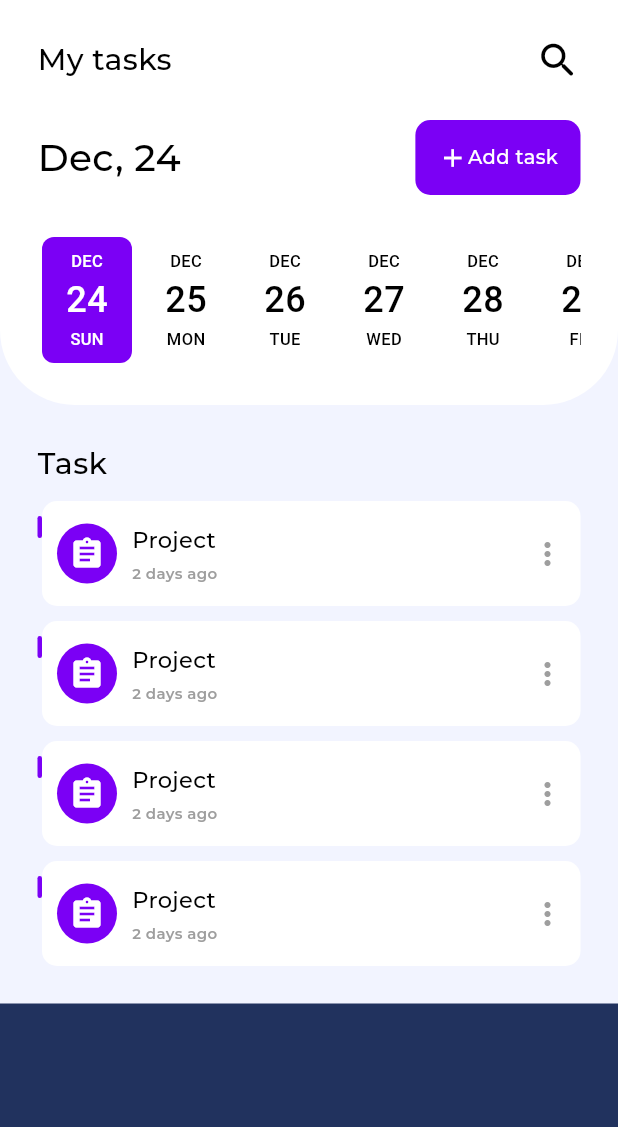
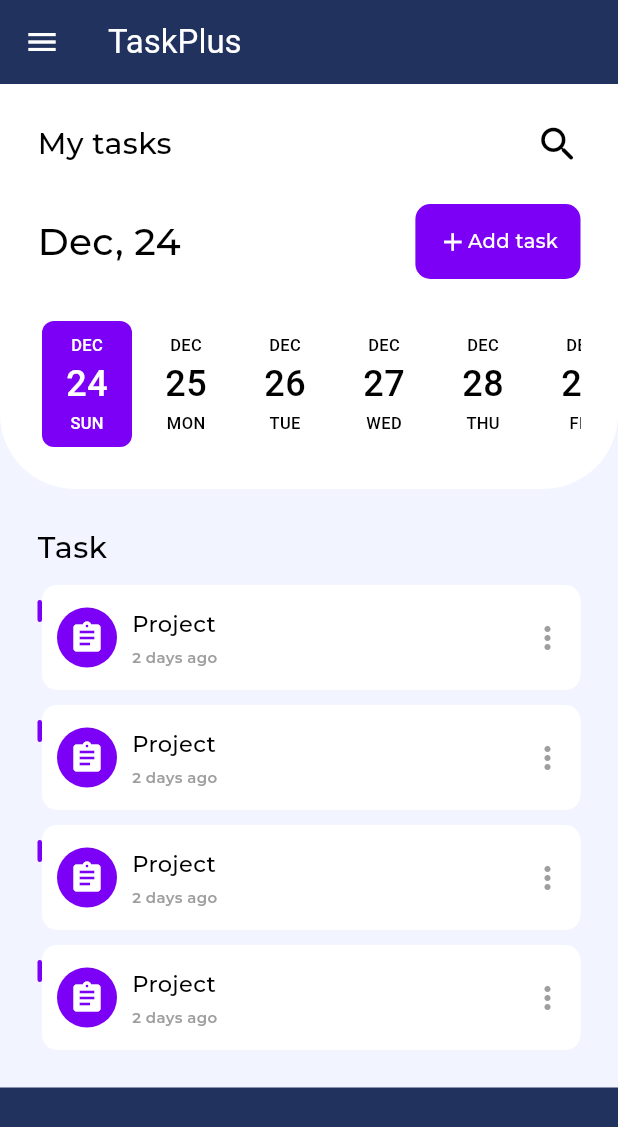
Before and after one commit to fikiap23/taskplus, a Flutter app: the NotesScreen screen opened directly, in the side drawer, after a tap on "Tasks", on a phone screen of 412 x 824 dp. Shown: the top 1127 px of the screen. Run offline on Flutter 3.47's test engine with Material 3 defaults, Android fonts, the phone set to English and light mode, and no system bars; drawn by our look-alikes of date_picker_timeline; our stand-ins replace google_fonts, image_picker.

Commit message:
add appbar

```diff
--- a/lib/screens/Notes/notesScreen.dart
+++ b/lib/screens/Notes/notesScreen.dart
@@ -63,9 +63,10 @@ class _NotesScreenState extends State<NotesScreen> {
   Widget build(BuildContext context) {
     return Scaffold(
       // backgroundColor: Colors.grey.shade900,
+      appBar: AppBar(title: const Text("TaskPlus")),
       drawer: const DrawerMenu(),
       body: Padding(
-        padding: const EdgeInsets.fromLTRB(16, 40, 16, 0),
+        padding: const EdgeInsets.fromLTRB(16, 0, 16, 0),
         child: Column(
           children: [
             Row(
--- a/lib/screens/Projects/ProjectsPage.dart
+++ b/lib/screens/Projects/ProjectsPage.dart
@@ -12,6 +12,7 @@ class ProjectsPage extends StatelessWidget {
   @override
   Widget build(BuildContext context) {
     return Scaffold(
+      appBar: AppBar(title: const Text("TaskPlus")),
       drawer: DrawerMenu(),
       body: SafeArea(
         child: SingleChildScrollView(
--- a/lib/screens/Tasks/TasksPage.dart
+++ b/lib/screens/Tasks/TasksPage.dart
@@ -25,6 +25,7 @@ class _TasksPageState extends State<TasksPage> {
   @override
   Widget build(BuildContext context) {
     return Scaffold(
+      appBar: AppBar(title: const Text("TaskPlus")),
       drawer: const DrawerMenu(),
       body: SafeArea(
         child: Container(
```
